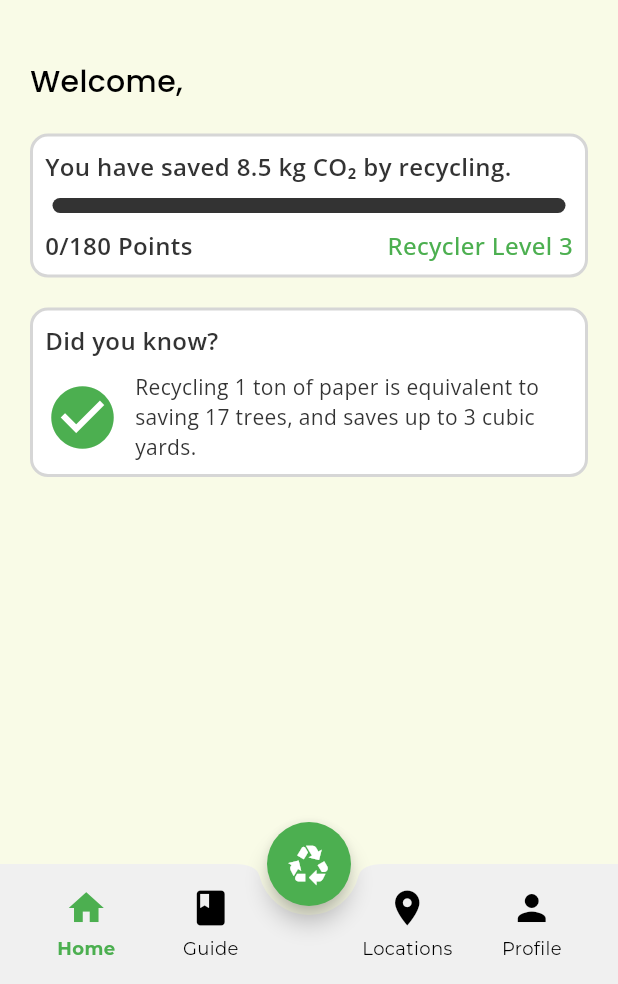
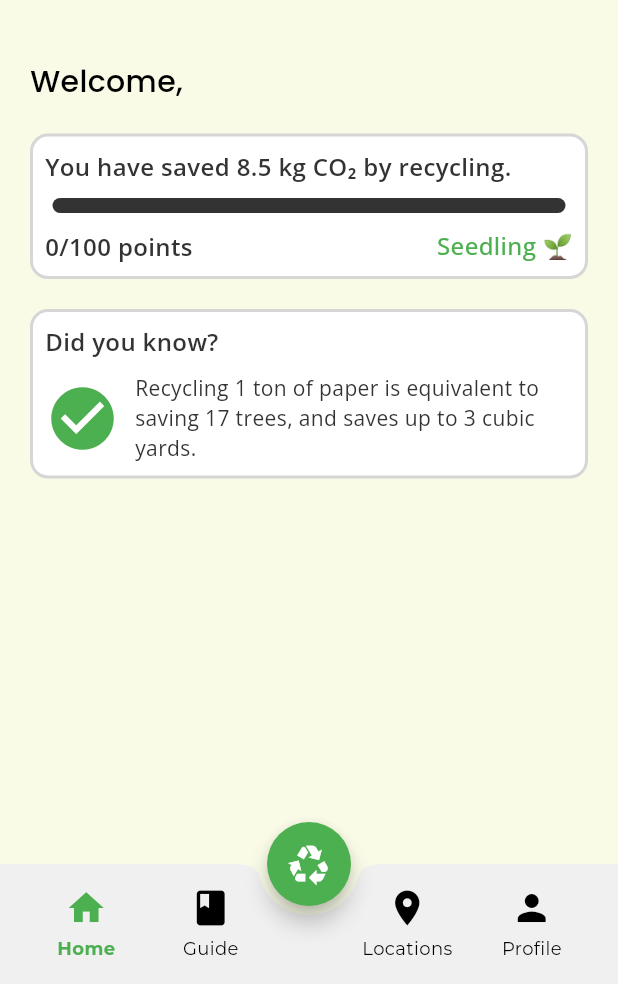
Before and after one commit to calvin050101/Green-Bin-App, a Flutter app: the screen it shows once a user with an empty profile is signed in, on a phone screen of 412 x 824 dp, the part 252-1236 px from its top. Run offline on Flutter 3.47's test engine with Material 3 defaults, Android fonts, the phone set to English and light mode, and no system bars; our stand-ins replace cloud_firestore, firebase_auth, firebase_core, flutter_riverpod; accounts and stored records are empty; generated files the repository leaves out were written again.

Commit message:
Enabled dynamic user levels and progress bar

```diff
--- a/lib/helper/helper_functions.dart
+++ b/lib/helper/helper_functions.dart
@@ -1,11 +1,39 @@
-import 'package:flutter/material.dart';
+import 'package:green_bin/models/user_level_model.dart';
 
-// display error to user
-void displayMessageToUser(String message, BuildContext context) {
-  showDialog(
-      context: context,
-      builder: (context) => AlertDialog(
-        title: Text(message),
-      )
-  );
+UserLevel getUserLevel(int points) {
+  if (points < 0) {
+    return UserLevel(levelName: "Invalid points", minPoints: 0, maxPoints: 0);
+  }
+
+  if (points < 100) {
+    return UserLevel(levelName: "Seedling 🌱", minPoints: 0, maxPoints: 100);
+  } else if (points < 250) {
+    return UserLevel(levelName: "Sprout 🍃", minPoints: 100, maxPoints: 250);
+  } else if (points < 500) {
+    return UserLevel(levelName: "Leaflet 🍂", minPoints: 250, maxPoints: 500);
+  } else if (points < 1000) {
+    return UserLevel(
+      levelName: "Green Guardian 🌿",
+      minPoints: 500,
+      maxPoints: 1000,
+    );
+  } else if (points < 2000) {
+    return UserLevel(
+      levelName: "Eco Warrior ♻️",
+      minPoints: 1000,
+      maxPoints: 2000,
+    );
+  } else if (points < 4000) {
+    return UserLevel(
+      levelName: "Planet Protector 🌍",
+      minPoints: 2000,
+      maxPoints: 4000,
+    );
+  } else {
+    return UserLevel(
+      levelName: "Zero Waste Champion 🏆",
+      minPoints: 4000,
+      maxPoints: 4000,
+    );
+  }
 }
--- /dev/null
+++ b/lib/models/user_level_model.dart
@@ -0,0 +1,7 @@
+class UserLevel {
+  final String levelName;
+  final int minPoints;
+  final int maxPoints;
+
+  UserLevel({required this.levelName, required this.minPoints, required this.maxPoints});
+}
--- a/lib/pages/home_page.dart
+++ b/lib/pages/home_page.dart
@@ -1,5 +1,9 @@
+import 'dart:math';
+
 import 'package:flutter/material.dart';
 import 'package:flutter_riverpod/flutter_riverpod.dart';
+import 'package:green_bin/helper/helper_functions.dart';
+import 'package:green_bin/models/user_level_model.dart';
 
 import '../models/user_model.dart';
 
@@ -33,7 +37,6 @@ class HomePage extends StatelessWidget {
           ),
           body: showHome(user, context),
         );
-
       },
       loading: () => const Center(child: CircularProgressIndicator()),
       error: (error, stack) => Center(child: Text('Error: $error')),
@@ -129,6 +132,12 @@ class HomePage extends StatelessWidget {
   }
 
   Container pointsProgressContainer(UserModel user, BuildContext context) {
+    final UserLevel userLevel = getUserLevel(user.points);
+    final double progress = min(
+      (user.points - userLevel.minPoints) / userLevel.maxPoints,
+      1,
+    );
+
     return Container(
       width: double.infinity,
       decoration: BoxDecoration(
@@ -156,7 +165,7 @@ class HomePage extends StatelessWidget {
             Padding(
               padding: const EdgeInsets.symmetric(vertical: 10, horizontal: 5),
               child: LinearProgressIndicator(
-                value: user.points / 180,
+                value: progress,
                 minHeight: 10,
                 borderRadius: BorderRadius.circular(5),
                 backgroundColor: Theme.of(context).colorScheme.surface,
@@ -170,7 +179,9 @@ class HomePage extends StatelessWidget {
               mainAxisAlignment: MainAxisAlignment.spaceBetween,
               children: [
                 Text(
-                  "${user.points}/180 Points",
+                  user.points >= 4000
+                      ? "4000+ points"
+                      : "${user.points}/${userLevel.maxPoints} points",
                   style: TextStyle(
                     color: Theme.of(context).colorScheme.surface,
                     fontWeight: FontWeight.w600,
@@ -180,7 +191,7 @@ class HomePage extends StatelessWidget {
                 ),
 
                 Text(
-                  "Recycler Level 3",
+                  userLevel.levelName,
                   style: TextStyle(
                     color: Theme.of(context).colorScheme.primary,
                     fontWeight: FontWeight.w500,
--- a/lib/pages/profile/profile.dart
+++ b/lib/pages/profile/profile.dart
@@ -1,5 +1,7 @@
 import 'package:flutter/material.dart';
 import 'package:flutter_riverpod/flutter_riverpod.dart';
+import '../../helper/helper_functions.dart';
+import '../../models/user_level_model.dart';
 import '../../models/user_model.dart';
 import '../../services/auth_service.dart';
 
@@ -230,6 +232,8 @@ class ProfilePage extends StatelessWidget {
   }
 
   Row profileInfo(UserModel user) {
+    final UserLevel userLevel = getUserLevel(user.points);
+
     return Row(
       mainAxisAlignment: MainAxisAlignment.start,
       crossAxisAlignment: CrossAxisAlignment.start,
@@ -269,7 +273,7 @@ class ProfilePage extends StatelessWidget {
             SizedBox(height: 6),
 
             Text(
-              "Recycler Level 3",
+              userLevel.levelName,
               style: TextStyle(
                 fontWeight: FontWeight.w600,
                 fontSize: 18,
```
